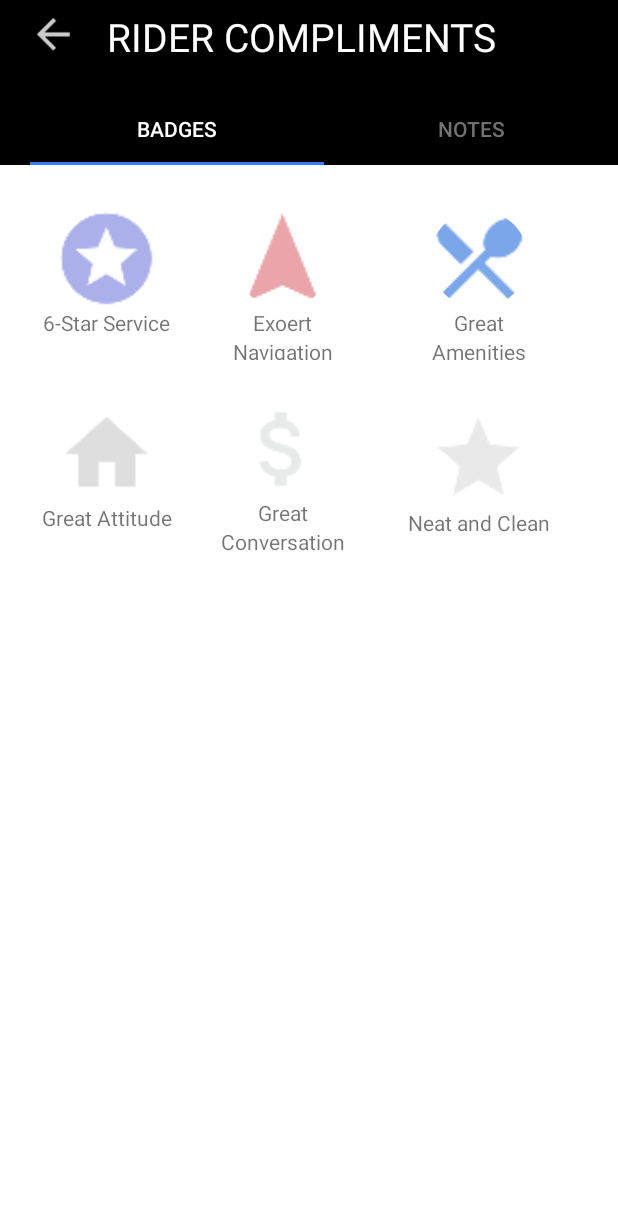
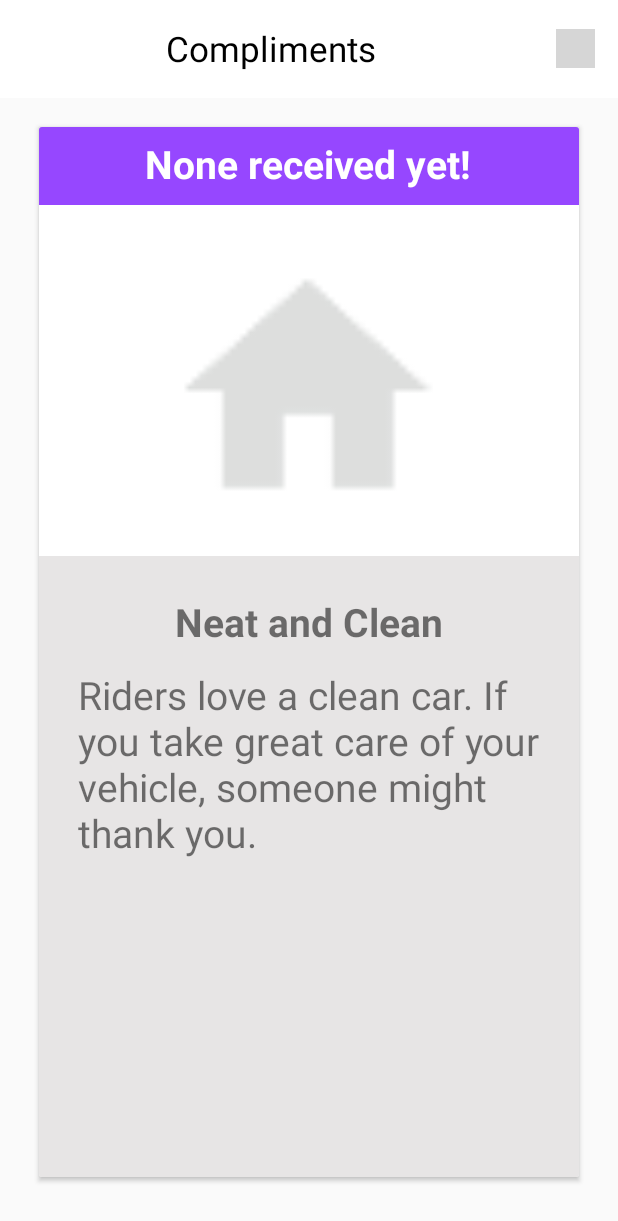
Before and after one commit to iamrahulyadav/CabsBookDriver, an Android app: the BadgesFragment screen opened directly, with no data from a screen before it, after a tap on "Neat and Clean", on a phone screen of 412 x 824 dp. Shown: the top 1221 px of the screen. Run offline under Robolectric (Android 15) with nearby library versions, the phone set to English and light mode, and no system bars; our stand-ins replace CircleImageView, sdp/ssp sizes; grey boxes are pictures that could not be loaded.

Commit message:
2/1/2018

```diff
--- a/app/src/main/AndroidManifest.xml
+++ b/app/src/main/AndroidManifest.xml
@@ -139,7 +139,9 @@
         <activity android:name=".activity.StarComplimentsServices" />
         <activity android:name=".activity.ExpertNavigationComliment" />
         <activity android:name=".activity.GreatAmenitiesCompliment" />
-        <activity android:name=".activity.GreatConversationCompliments"></activity>
+        <activity android:name=".activity.GreatConversationCompliments" />
+        <activity android:name=".activity.GreatAttitudeCompliment" />
+        <activity android:name=".activity.NeatandCleanCompliment"></activity>
     </application>
 
 </manifest>
--- /dev/null
+++ b/app/src/main/java/com/example/archirayan/cabsbookdriver/activity/NeatandCleanCompliment.java
@@ -0,0 +1,15 @@
+package com.example.archirayan.cabsbookdriver.activity;
+
+import android.support.v7.app.AppCompatActivity;
+import android.os.Bundle;
+
+import com.example.archirayan.cabsbookdriver.R;
+
+public class NeatandCleanCompliment extends AppCompatActivity {
+
+    @Override
+    protected void onCreate(Bundle savedInstanceState) {
+        super.onCreate(savedInstanceState);
+        setContentView(R.layout.activity_neatand_clean_compliment);
+    }
+}
--- a/app/src/main/java/com/example/archirayan/cabsbookdriver/fragment/BadgesFragment.java
+++ b/app/src/main/java/com/example/archirayan/cabsbookdriver/fragment/BadgesFragment.java
@@ -13,6 +13,10 @@ import android.widget.LinearLayout;
 
 import com.example.archirayan.cabsbookdriver.R;
 import com.example.archirayan.cabsbookdriver.activity.ExpertNavigationComliment;
+import com.example.archirayan.cabsbookdriver.activity.GreatAmenitiesCompliment;
+import com.example.archirayan.cabsbookdriver.activity.GreatAttitudeCompliment;
+import com.example.archirayan.cabsbookdriver.activity.GreatConversationCompliments;
+import com.example.archirayan.cabsbookdriver.activity.NeatandCleanCompliment;
 import com.example.archirayan.cabsbookdriver.activity.StarComplimentsServices;
 
 
@@ -58,34 +62,34 @@ public class BadgesFragment extends Fragment {
             @Override
             public void onClick(View v) {
                 startActivity(new Intent(getActivity(), ExpertNavigationComliment.class));
-
             }
         });
 
         linear_great_amenities.setOnClickListener(new View.OnClickListener() {
             @Override
             public void onClick(View v) {
-
+                startActivity(new Intent(getActivity(), GreatAmenitiesCompliment.class));
             }
         });
 
         linear_great_attitude.setOnClickListener(new View.OnClickListener() {
             @Override
             public void onClick(View v) {
-
+                startActivity(new Intent(getActivity(), GreatAttitudeCompliment.class));
             }
         });
 
         linear_greate_conver.setOnClickListener(new View.OnClickListener() {
             @Override
             public void onClick(View v) {
-
+                startActivity(new Intent(getActivity(), GreatConversationCompliments.class));
             }
         });
 
         linear_clean.setOnClickListener(new View.OnClickListener() {
             @Override
             public void onClick(View v) {
+                startActivity(new Intent(getActivity(), NeatandCleanCompliment.class));
 
             }
         });
--- a/app/src/main/java/com/example/archirayan/cabsbookdriver/fragment/NotesFragment.java
+++ b/app/src/main/java/com/example/archirayan/cabsbookdriver/fragment/NotesFragment.java
@@ -6,6 +6,7 @@ import android.support.v4.app.Fragment;
 import android.view.LayoutInflater;
 import android.view.View;
 import android.view.ViewGroup;
+import android.widget.LinearLayout;
 
 import com.example.archirayan.cabsbookdriver.R;
 
@@ -14,6 +15,8 @@ import com.example.archirayan.cabsbookdriver.R;
  * A simple {@link Fragment} subclass.
  */
 public class NotesFragment extends Fragment {
+
+    private LinearLayout linear_no_comments;
 
 
     public NotesFragment() {
@@ -25,7 +28,11 @@ public class NotesFragment extends Fragment {
     public View onCreateView(LayoutInflater inflater, ViewGroup container,
                              Bundle savedInstanceState) {
         // Inflate the layout for this fragment
-        return inflater.inflate(R.layout.fragment_notes, container, false);
+        View v = inflater.inflate(R.layout.fragment_notes, container, false);
+
+        linear_no_comments = (LinearLayout) v.findViewById(R.id.linear_no_comments);
+        linear_no_comments.setVisibility(View.VISIBLE);
+        return v;
     }
 
 }
--- /dev/null
+++ b/app/src/main/res/layout/activity_neatand_clean_compliment.xml
@@ -0,0 +1,98 @@
+<?xml version="1.0" encoding="utf-8"?>
+<LinearLayout xmlns:android="http://schemas.android.com/apk/res/android"
+    xmlns:app="http://schemas.android.com/apk/res-auto"
+    xmlns:tools="http://schemas.android.com/tools"
+    android:layout_width="match_parent"
+    android:layout_height="match_parent"
+    android:orientation="vertical"
+    tools:context="com.example.archirayan.cabsbookdriver.activity.NeatandCleanCompliment">
+
+    <LinearLayout
+        android:layout_width="match_parent"
+        android:layout_height="wrap_content"
+        android:orientation="vertical">
+        <include
+            android:id="@+id/comliment_toolbar"
+            layout="@layout/compliment_toolbar"
+            android:layout_width="match_parent"
+            android:layout_height="match_parent">
+        </include>
+    </LinearLayout>
+
+    <android.support.v7.widget.CardView
+        android:id="@+id/card_view"
+        android:layout_width="match_parent"
+        android:layout_height="match_parent"
+        android:layout_marginRight="@dimen/_20sdp"
+        android:layout_marginLeft="@dimen/_20sdp"
+        android:layout_marginTop="@dimen/_15sdp"
+        android:layout_marginBottom="@dimen/_30sdp">
+
+
+        <LinearLayout
+            android:id="@+id/linear_row"
+            android:layout_width="match_parent"
+            android:layout_height="match_parent"
+            android:orientation="vertical"
+            android:background="#e7e5e5">
+            <LinearLayout
+                android:layout_width="match_parent"
+                android:layout_height="@dimen/_40sdp"
+                android:orientation="vertical"
+                android:background="#9647ff">
+
+                <TextView
+                    android:id="@+id/txt_time_and_date"
+                    android:layout_width="wrap_content"
+                    android:layout_height="wrap_content"
+                    android:textSize="@dimen/_20sdp"
+                    android:textColor="@color/white"
+                    android:layout_gravity="center"
+                    android:text="None received yet!"
+                    android:layout_marginTop="@dimen/_5sdp"
+                    android:textStyle="bold"/>
+
+            </LinearLayout>
+
+            <LinearLayout
+                android:layout_width="match_parent"
+                android:layout_height="@dimen/_180sdp"
+                android:orientation="vertical"
+                android:background="@color/white">
+
+                <de.hdodenhof.circleimageview.CircleImageView
+                    android:layout_width="@dimen/_150sdp"
+                    android:layout_height="@dimen/_150sdp"
+                    android:layout_gravity="center"
+                    android:layout_marginTop="@dimen/_20sdp"
+                    android:src="@drawable/ic_home"/>
+
+            </LinearLayout>
+
+            <LinearLayout
+                android:layout_width="match_parent"
+                android:layout_height="match_parent"
+                android:orientation="vertical">
+
+                <TextView
+                    android:layout_width="wrap_content"
+                    android:layout_height="wrap_content"
+                    android:layout_gravity="center"
+                    android:textStyle="bold"
+                    android:text="Neat and Clean"
+                    android:layout_marginTop="@dimen/_20sdp"
+                    android:textSize="@dimen/_20sdp"/>
+
+                <TextView
+                    android:layout_width="wrap_content"
+                    android:layout_height="wrap_content"
+                    android:layout_gravity="center"
+                    android:text="Riders love a clean car. If you take great care of your vehicle, someone might thank you."
+                    android:layout_marginTop="@dimen/_10sdp"
+                    android:textSize="@dimen/_20sdp"
+                    android:layout_marginLeft="@dimen/_20sdp"
+                    android:layout_marginRight="@dimen/_20sdp"/>
+            </LinearLayout>
+        </LinearLayout>
+    </android.support.v7.widget.CardView>
+</LinearLayout>
```
Also changed, not shown: app/src/main/java/com/example/archirayan/cabsbookdriver/activity/GreatAttitudeCompliment.java (added, +15 -0 lines), app/src/main/res/layout/activity_great_attitude_compliment.xml (added, +98 -0 lines), app/src/main/res/layout/activity_great_conversation_compliments.xml (+89 -0 lines), app/src/main/res/layout/fragment_notes.xml (+27 -5 lines), 16 other files.
